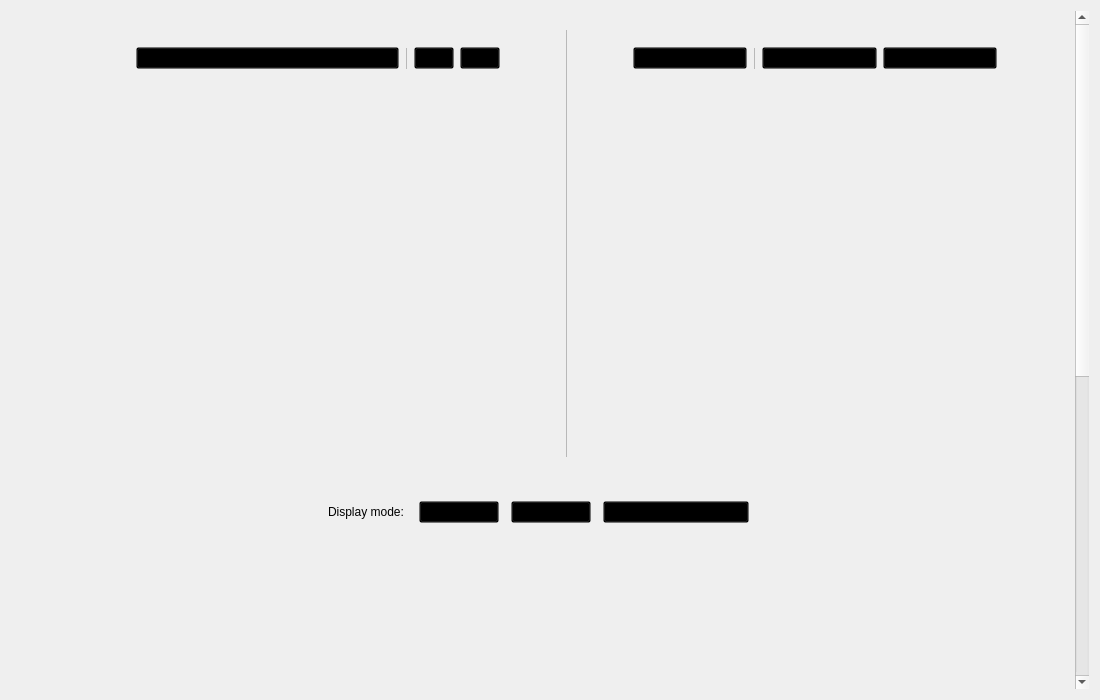
Above: resource/ui/ComparePage.ui from MidnightCrowing/ImageColorVisualization before the change. Below: the same form after it.
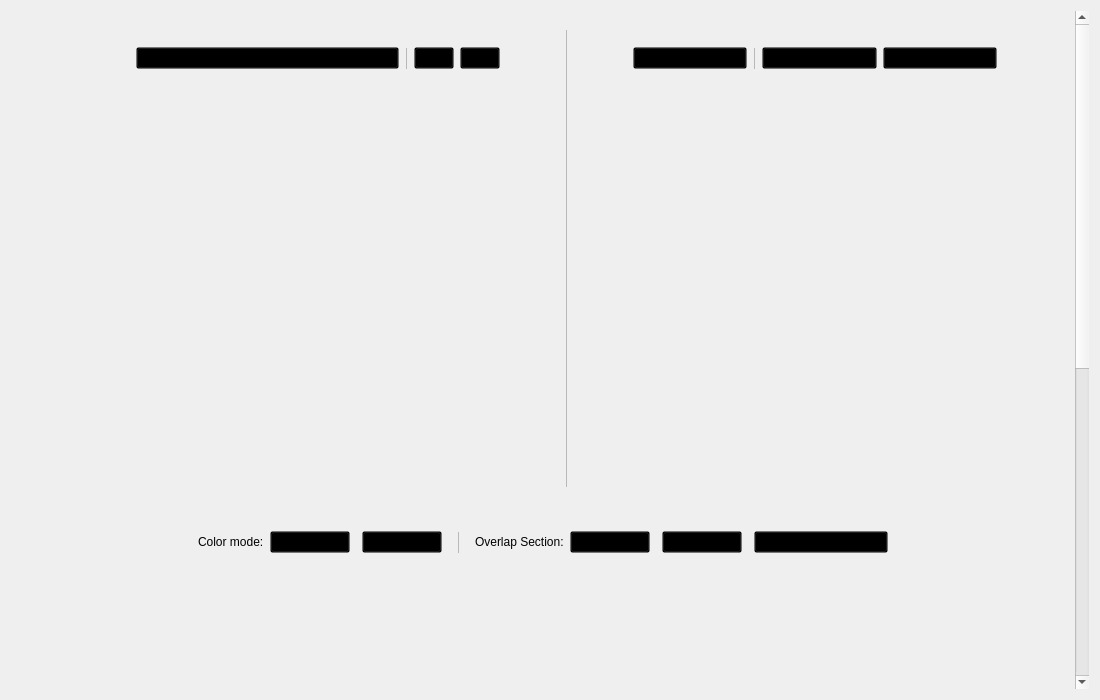
That is the form after the change. Custom widgets are drawn as their Qt base class.

```diff
--- a/resource/ui/ComparePage.ui
+++ b/resource/ui/ComparePage.ui
@@ -38,9 +38,9 @@
       <property name="geometry">
        <rect>
         <x>0</x>
-        <y>-258</y>
+        <y>0</y>
         <width>1065</width>
-        <height>1270</height>
+        <height>1300</height>
        </rect>
       </property>
       <property name="styleSheet">
@@ -182,13 +182,13 @@
                      <property name="minimumSize">
                       <size>
                        <width>0</width>
-                       <height>140</height>
+                       <height>170</height>
                       </size>
                      </property>
                      <property name="maximumSize">
                       <size>
                        <width>16777215</width>
-                       <height>140</height>
+                       <height>170</height>
                       </size>
                      </property>
                      <property name="layoutDirection">
@@ -378,13 +378,13 @@
                      <property name="minimumSize">
                       <size>
                        <width>0</width>
-                       <height>140</height>
+                       <height>170</height>
                       </size>
                      </property>
                      <property name="maximumSize">
                       <size>
                        <width>16777215</width>
-                       <height>140</height>
+                       <height>170</height>
                       </size>
                      </property>
                      <property name="layoutDirection">
@@ -497,9 +497,18 @@
                  </spacer>
                 </item>
                 <item>
+                 <widget class="QWidget" name="widget_8" native="true">
+                  <layout class="QHBoxLayout" name="horizontalLayout_11">
+                   <property name="topMargin">
+                    <number>0</number>
+                   </property>
+                   <property name="bottomMargin">
+                    <number>0</number>
+                   </property>
+                   <item>
                  <widget class="BodyLabel" name="label">
                   <property name="text">
-                   <string>Display mode:</string>
+                      <string>Color mode:</string>
                   </property>
                  </widget>
                 </item>
@@ -509,9 +518,15 @@
                    <property name="spacing">
                     <number>12</number>
                    </property>
+                      <property name="leftMargin">
+                       <number>0</number>
+                      </property>
                    <property name="topMargin">
                     <number>0</number>
                    </property>
+                      <property name="rightMargin">
+                       <number>0</number>
+                      </property>
                    <property name="bottomMargin">
                     <number>0</number>
                    </property>
@@ -525,17 +540,84 @@
                    <item>
                     <widget class="ToggleToolButton" name="disp_btn_solid">
                      <property name="text">
-                      <string>Solid color</string>
+                         <string>Solid</string>
                      </property>
                     </widget>
                    </item>
+                     </layout>
+                    </widget>
+                   </item>
+                  </layout>
+                 </widget>
+                </item>
                    <item>
-                    <widget class="ToggleToolButton" name="disp_btn_overlap">
+                 <widget class="Line" name="line_4">
+                  <property name="midLineWidth">
+                   <number>1</number>
+                  </property>
+                  <property name="orientation">
+                   <enum>Qt::Orientation::Vertical</enum>
+                  </property>
+                 </widget>
+                </item>
+                <item>
+                 <widget class="QWidget" name="widget_9" native="true">
+                  <layout class="QHBoxLayout" name="horizontalLayout_12">
+                   <property name="topMargin">
+                    <number>0</number>
+                   </property>
+                   <property name="bottomMargin">
+                    <number>0</number>
+                   </property>
+                   <item>
+                    <widget class="BodyLabel" name="label_2">
                      <property name="text">
-                      <string>Solid color (show overlap)</string>
+                      <string>Overlap Section:</string>
                      </property>
                     </widget>
                    </item>
+                   <item>
+                    <widget class="QWidget" name="widget_7" native="true">
+                     <layout class="QHBoxLayout" name="horizontalLayout_10">
+                      <property name="spacing">
+                       <number>12</number>
+                      </property>
+                      <property name="leftMargin">
+                       <number>0</number>
+                      </property>
+                      <property name="topMargin">
+                       <number>0</number>
+                      </property>
+                      <property name="rightMargin">
+                       <number>0</number>
+                      </property>
+                      <property name="bottomMargin">
+                       <number>0</number>
+                      </property>
+                      <item>
+                       <widget class="ToggleToolButton" name="olap_btn_hide">
+                        <property name="text">
+                         <string>Hide</string>
+                        </property>
+                       </widget>
+                      </item>
+                      <item>
+                       <widget class="ToggleToolButton" name="olap_btn_show">
+                        <property name="text">
+                         <string>Show</string>
+                        </property>
+                       </widget>
+                      </item>
+                      <item>
+                       <widget class="ToggleToolButton" name="olap_btn_only">
+                        <property name="text">
+                         <string>Show Overlapping Only</string>
+                        </property>
+                       </widget>
+                      </item>
+                     </layout>
+                    </widget>
+                   </item>
                   </layout>
                  </widget>
                 </item>
```
Lines whose indentation alone changed are shown as unchanged.
